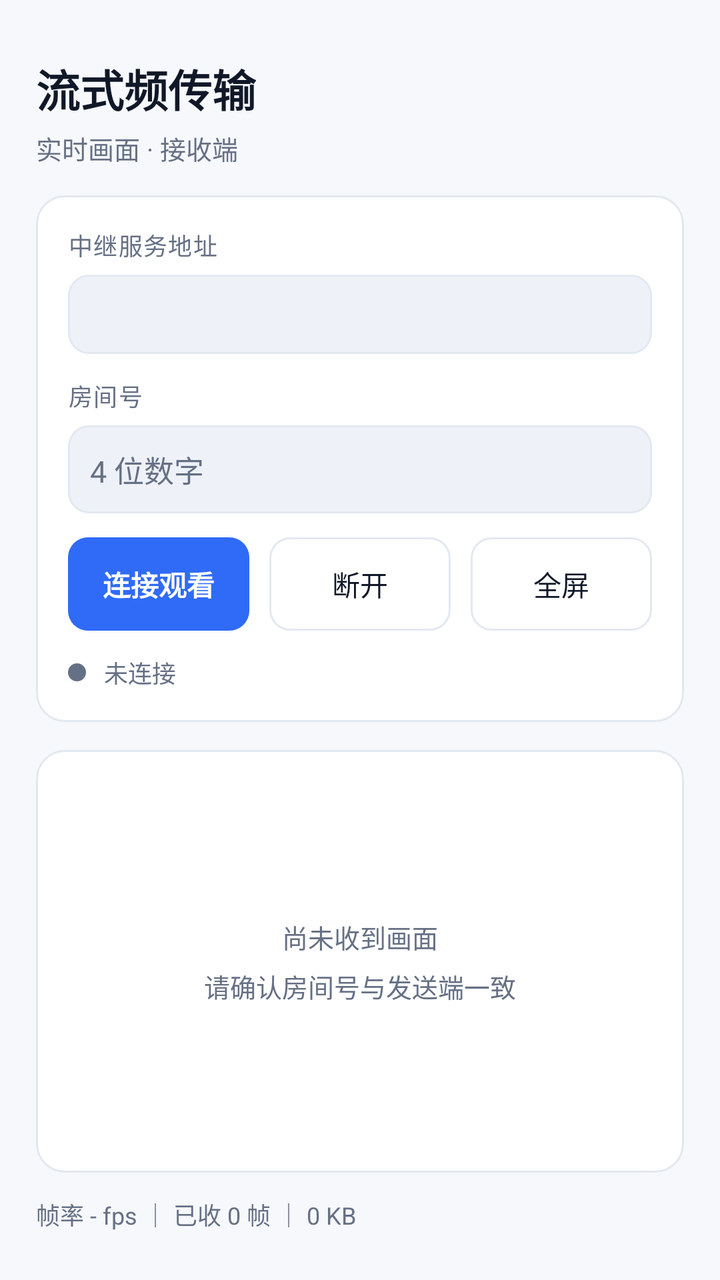
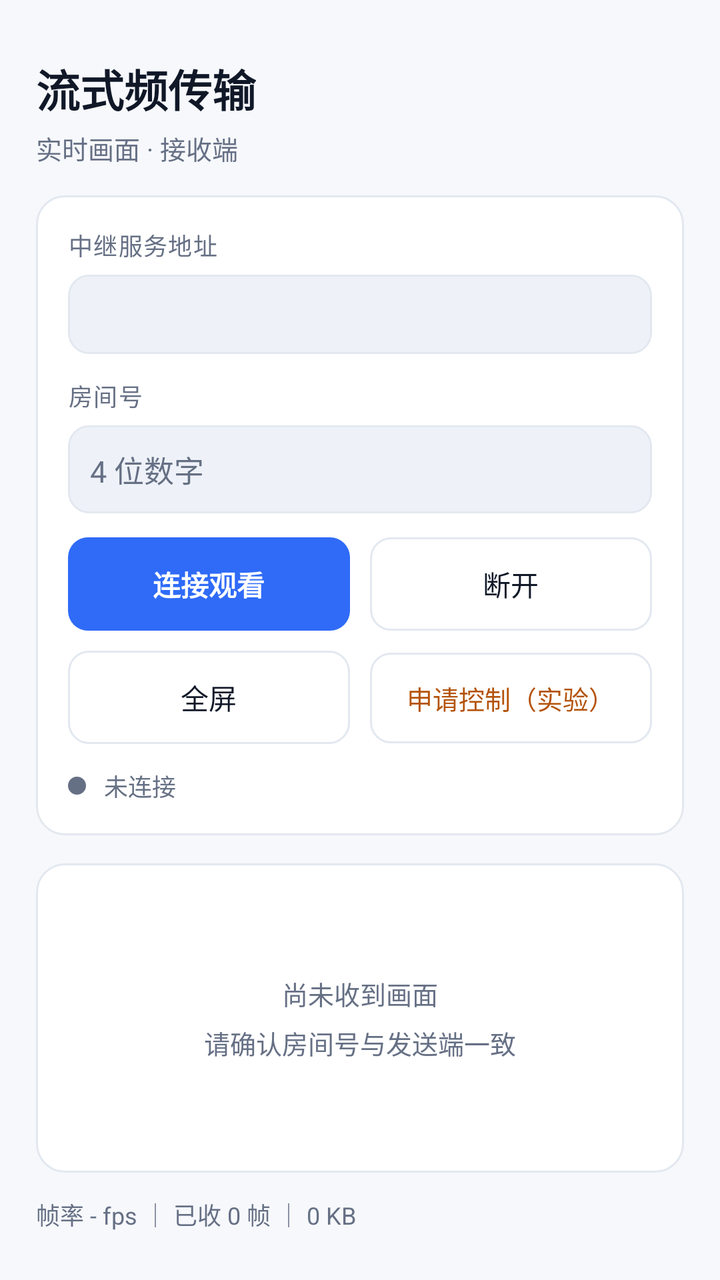

An Android layout rendered at two revisions. The XML below is the earlier revision; the diff shows what the commit changed to produce the second picture.
<!-- AndroidManifest.xml: application theme Theme.StreamCast -->
<!-- res/layout/activity_receiver.xml -->
<?xml version="1.0" encoding="utf-8"?>
<FrameLayout xmlns:android="http://schemas.android.com/apk/res/android"
    android:layout_width="match_parent"
    android:layout_height="match_parent"
    android:background="@color/bg">

    <LinearLayout
        android:id="@+id/contentRoot"
        android:layout_width="match_parent"
        android:layout_height="match_parent"
        android:orientation="vertical"
        android:padding="18dp">

        
        <LinearLayout
            android:id="@+id/headerBlock"
            android:layout_width="match_parent"
            android:layout_height="wrap_content"
            android:orientation="vertical">

            <TextView
                android:layout_width="wrap_content"
                android:layout_height="wrap_content"
                android:layout_marginTop="10dp"
                android:text="@string/app_name"
                android:textColor="@color/text"
                android:textSize="22sp"
                android:textStyle="bold" />

            <TextView
                android:layout_width="wrap_content"
                android:layout_height="wrap_content"
                android:layout_marginTop="4dp"
                android:layout_marginBottom="14dp"
                android:text="实时画面 · 接收端"
                android:textColor="@color/muted"
                android:textSize="13sp" />
        </LinearLayout>

        
        <LinearLayout
            android:id="@+id/configCard"
            android:layout_width="match_parent"
            android:layout_height="wrap_content"
            android:background="@drawable/bg_card"
            android:orientation="vertical"
            android:padding="16dp">

            <TextView
                style="@style/Label"
                android:layout_width="wrap_content"
                android:layout_height="wrap_content"
                android:text="@string/label_server" />

            <EditText
                android:id="@+id/etServer"
                android:layout_width="match_parent"
                android:layout_height="wrap_content"
                android:layout_marginTop="6dp"
                android:background="@drawable/bg_input"
                android:inputType="textUri"
                android:maxLines="1"
                android:padding="11dp"
                android:textColor="@color/text"
                android:textSize="13sp" />

            <TextView
                style="@style/Label"
                android:layout_width="wrap_content"
                android:layout_height="wrap_content"
                android:layout_marginTop="12dp"
                android:text="@string/label_room" />

            <EditText
                android:id="@+id/etRoom"
                android:layout_width="match_parent"
                android:layout_height="wrap_content"
                android:layout_marginTop="6dp"
                android:background="@drawable/bg_input"
                android:hint="@string/room_hint"
                android:inputType="number"
                android:maxLength="12"
                android:maxLines="1"
                android:padding="11dp"
                android:textColor="@color/text"
                android:textSize="15sp" />

            <LinearLayout
                android:layout_width="match_parent"
                android:layout_height="wrap_content"
                android:layout_marginTop="12dp"
                android:orientation="horizontal">

                <TextView
                    android:id="@+id/btnConnect"
                    android:layout_width="0dp"
                    android:layout_height="wrap_content"
                    android:layout_weight="1"
                    android:background="@drawable/btn_primary"
                    android:gravity="center"
                    android:padding="13dp"
                    android:text="连接观看"
                    android:textColor="@color/white"
                    android:textSize="14sp"
                    android:textStyle="bold" />

                <TextView
                    android:id="@+id/btnDisconnect"
                    android:layout_width="0dp"
                    android:layout_height="wrap_content"
                    android:layout_marginStart="10dp"
                    android:layout_weight="1"
                    android:background="@drawable/btn_ghost"
                    android:gravity="center"
                    android:padding="13dp"
                    android:text="断开"
                    android:textColor="@color/text"
                    android:textSize="14sp" />

                <TextView
                    android:id="@+id/btnFullscreen"
                    android:layout_width="0dp"
                    android:layout_height="wrap_content"
                    android:layout_marginStart="10dp"
                    android:layout_weight="1"
                    android:background="@drawable/btn_ghost"
                    android:gravity="center"
                    android:padding="13dp"
                    android:text="全屏"
                    android:textColor="@color/text"
                    android:textSize="14sp" />
            </LinearLayout>

            <LinearLayout
                android:layout_width="match_parent"
                android:layout_height="wrap_content"
                android:layout_marginTop="12dp"
                android:gravity="center_vertical"
                android:orientation="horizontal">

                <View
                    android:id="@+id/dotStatus"
                    android:layout_width="9dp"
                    android:layout_height="9dp"
                    android:background="@drawable/dot" />

                <TextView
                    android:id="@+id/tvStatus"
                    android:layout_width="0dp"
                    android:layout_height="wrap_content"
                    android:layout_marginStart="9dp"
                    android:layout_weight="1"
                    android:text="未连接"
                    android:textColor="@color/muted"
                    android:textSize="12sp" />
            </LinearLayout>
        </LinearLayout>

        
        <FrameLayout
            android:id="@+id/videoHolder"
            android:layout_width="match_parent"
            android:layout_height="0dp"
            android:layout_marginTop="14dp"
            android:layout_weight="1"
            android:background="@drawable/bg_card"
            android:clipChildren="true">

            
            <TextureView
                android:id="@+id/textureView"
                android:layout_width="match_parent"
                android:layout_height="match_parent"
                android:layout_gravity="center"
                android:visibility="gone" />

            
            <ImageView
                android:id="@+id/ivFrame"
                android:layout_width="match_parent"
                android:layout_height="match_parent"
                android:layout_margin="8dp"
                android:contentDescription="live frame"
                android:scaleType="fitCenter"
                android:visibility="gone" />

            <TextView
                android:id="@+id/tvPlaceholder"
                android:layout_width="wrap_content"
                android:layout_height="wrap_content"
                android:layout_gravity="center"
                android:gravity="center"
                android:lineSpacingExtra="6dp"
                android:text="尚未收到画面\n请确认房间号与发送端一致"
                android:textColor="@color/muted"
                android:textSize="13sp" />

            <TextView
                android:id="@+id/tvFullStats"
                android:layout_width="wrap_content"
                android:layout_height="wrap_content"
                android:layout_gravity="bottom|center_horizontal"
                android:layout_marginBottom="22dp"
                android:background="@drawable/bg_floating"
                android:paddingStart="14dp"
                android:paddingTop="7dp"
                android:paddingEnd="14dp"
                android:paddingBottom="7dp"
                android:text=""
                android:textColor="@color/muted"
                android:textSize="11sp"
                android:visibility="gone" />
        </FrameLayout>

        <TextView
            android:id="@+id/tvStats"
            android:layout_width="match_parent"
            android:layout_height="wrap_content"
            android:layout_marginTop="12dp"
            android:layout_marginBottom="6dp"
            android:text="帧率 - fps ｜ 已收 0 帧 ｜ 0 KB"
            android:textColor="@color/muted"
            android:textSize="12sp" />
    </LinearLayout>
</FrameLayout>
<!-- resources referenced by this layout -->
<resources>
  <color name="bg">#FFF6F8FB</color>
  <color name="muted">#FF667085</color>
  <color name="text">#FF101828</color>
  <color name="white">#FFFFFFFF</color>
  <!-- drawable bg_card (drawable) -->
  <?xml version="1.0" encoding="utf-8"?>
  <shape xmlns:android="http://schemas.android.com/apk/res/android" android:shape="rectangle">
      <solid android:color="@color/surface" />
      <stroke android:width="1dp" android:color="@color/line" />
      <corners android:radius="14dp" />
  </shape>
  <!-- drawable bg_floating (drawable) -->
  <?xml version="1.0" encoding="utf-8"?>
  <shape xmlns:android="http://schemas.android.com/apk/res/android" android:shape="rectangle">
      <solid android:color="#F21A2130" />
      <stroke android:width="1dp" android:color="@color/line" />
      <corners android:radius="22dp" />
  </shape>
  <!-- drawable bg_input (drawable) -->
  <?xml version="1.0" encoding="utf-8"?>
  <shape xmlns:android="http://schemas.android.com/apk/res/android" android:shape="rectangle">
      <solid android:color="@color/surface_alt" />
      <stroke android:width="1dp" android:color="@color/line" />
      <corners android:radius="10dp" />
  </shape>
  <!-- drawable btn_ghost (drawable) -->
  <?xml version="1.0" encoding="utf-8"?>
  <ripple xmlns:android="http://schemas.android.com/apk/res/android" android:color="#30FFFFFF">
      <item>
          <shape android:shape="rectangle">
              <solid android:color="@android:color/transparent" />
              <stroke android:width="1dp" android:color="@color/line" />
              <corners android:radius="10dp" />
          </shape>
      </item>
  </ripple>
  <!-- drawable btn_primary (drawable) -->
  <?xml version="1.0" encoding="utf-8"?>
  <ripple xmlns:android="http://schemas.android.com/apk/res/android" android:color="#40FFFFFF">
      <item>
          <shape android:shape="rectangle">
              <solid android:color="@color/accent" />
              <corners android:radius="10dp" />
          </shape>
      </item>
  </ripple>
  <!-- drawable dot (drawable) -->
  <?xml version="1.0" encoding="utf-8"?>
  <shape xmlns:android="http://schemas.android.com/apk/res/android" android:shape="oval">
      <solid android:color="@color/muted" />
      <size android:width="9dp" android:height="9dp" />
  </shape>
  <string name="app_name">流式频传输</string>
  <string name="label_room">房间号</string>
  <string name="label_server">中继服务地址</string>
  <string name="room_hint">4 位数字</string>
  <style name="Label">
          <item name="android:textColor">@color/muted</item>
          <item name="android:textSize">12sp</item>
          <item name="android:letterSpacing">0.04</item>
      </style>
  <color name="surface">#FFFFFFFF</color>
  <color name="line">#FFE3E8F0</color>
  <color name="surface_alt">#FFEEF2F8</color>
  <color name="accent">#FF2F6BF7</color>
  <!-- unchanged entries left out for length: 1 -->
</resources>

<!-- the commit's change to res/layout/activity_receiver.xml (unified diff, before → after) -->
@@ -116,12 +116,19 @@
                     android:text="断开"
                     android:textColor="@color/text"
                     android:textSize="14sp" />
+            </LinearLayout>
+
+            <LinearLayout
+                android:layout_width="match_parent"
+                android:layout_height="wrap_content"
+                android:layout_marginTop="10dp"
+                android:orientation="horizontal">
 
                 <TextView
                     android:id="@+id/btnFullscreen"
                     android:layout_width="0dp"
                     android:layout_height="wrap_content"
-                    android:layout_marginStart="10dp"
+                    android:layout_marginStart="0dp"
                     android:layout_weight="1"
                     android:background="@drawable/btn_ghost"
                     android:gravity="center"
@@ -129,6 +136,19 @@
                     android:text="全屏"
                     android:textColor="@color/text"
                     android:textSize="14sp" />
+
+                <TextView
+                    android:id="@+id/btnCtrl"
+                    android:layout_width="0dp"
+                    android:layout_height="wrap_content"
+                    android:layout_marginStart="10dp"
+                    android:layout_weight="1"
+                    android:background="@drawable/btn_ghost"
+                    android:gravity="center"
+                    android:padding="13dp"
+                    android:text="申请控制（实验）"
+                    android:textColor="@color/warn"
+                    android:textSize="13sp" />
             </LinearLayout>
 
             <LinearLayout
@@ -210,6 +230,79 @@
                 android:textColor="@color/muted"
                 android:textSize="11sp"
                 android:visibility="gone" />
+
+            
+            <LinearLayout
+                android:id="@+id/ctrlBar"
+                android:layout_width="wrap_content"
+                android:layout_height="wrap_content"
+                android:layout_gravity="bottom|center_horizontal"
+                android:layout_marginBottom="16dp"
+                android:background="@drawable/bg_floating"
+                android:gravity="center_vertical"
+                android:orientation="horizontal"
+                android:paddingStart="8dp"
+                android:paddingTop="7dp"
+                android:paddingEnd="8dp"
+                android:paddingBottom="7dp"
+                android:visibility="gone">
+
+                <TextView
+                    android:id="@+id/btnKeyBack"
+                    android:layout_width="wrap_content"
+                    android:layout_height="wrap_content"
+                    android:background="@drawable/bg_chip"
+                    android:paddingStart="14dp"
+                    android:paddingTop="8dp"
+                    android:paddingEnd="14dp"
+                    android:paddingBottom="8dp"
+                    android:text="返回"
+                    android:textColor="@color/text"
+                    android:textSize="12sp" />
+
+                <TextView
+                    android:id="@+id/btnKeyHome"
+                    android:layout_width="wrap_content"
+                    android:layout_height="wrap_content"
+                    android:layout_marginStart="6dp"
+                    android:background="@drawable/bg_chip"
+                    android:paddingStart="14dp"
+                    android:paddingTop="8dp"
+                    android:paddingEnd="14dp"
+                    android:paddingBottom="8dp"
+                    android:text="主页"
+                    android:textColor="@color/text"
+                    android:textSize="12sp" />
+
+                <TextView
+                    android:id="@+id/btnKeyRecents"
+                    android:layout_width="wrap_content"
+                    android:layout_height="wrap_content"
+                    android:layout_marginStart="6dp"
+                    android:background="@drawable/bg_chip"
+                    android:paddingStart="14dp"
+                    android:paddingTop="8dp"
+                    android:paddingEnd="14dp"
+                    android:paddingBottom="8dp"
+                    android:text="最近"
+                    android:textColor="@color/text"
+                    android:textSize="12sp" />
+
+                <TextView
+                    android:id="@+id/btnCtrlExit"
+                    android:layout_width="wrap_content"
+                    android:layout_height="wrap_content"
+                    android:layout_marginStart="8dp"
+                    android:background="@drawable/btn_danger"
+                    android:paddingStart="14dp"
+                    android:paddingTop="8dp"
+                    android:paddingEnd="14dp"
+                    android:paddingBottom="8dp"
+                    android:text="退出控制"
+                    android:textColor="@color/white"
+                    android:textSize="12sp"
+                    android:textStyle="bold" />
+            </LinearLayout>
         </FrameLayout>
 
         <TextView
<!-- resource entries referenced after the edit -->
@@ -3,6 +3,7 @@
   <color name="bg">#FFF6F8FB</color>
   <color name="muted">#FF667085</color>
   <color name="text">#FF101828</color>
+  <color name="warn">#FFB45309</color>
   <color name="white">#FFFFFFFF</color>
   <!-- drawable bg_card (drawable) -->
   <?xml version="1.0" encoding="utf-8"?>
@@ -11,6 +12,17 @@
       <stroke android:width="1dp" android:color="@color/line" />
       <corners android:radius="14dp" />
   </shape>
+  <!-- drawable bg_chip (drawable) -->
+  <?xml version="1.0" encoding="utf-8"?>
+  <ripple xmlns:android="http://schemas.android.com/apk/res/android" android:color="#30FFFFFF">
+      <item>
+          <shape android:shape="rectangle">
+              <solid android:color="@color/surface_alt" />
+              <stroke android:width="1dp" android:color="@color/line" />
+              <corners android:radius="9dp" />
+          </shape>
+      </item>
+  </ripple>
   <!-- drawable bg_floating (drawable) -->
   <?xml version="1.0" encoding="utf-8"?>
   <shape xmlns:android="http://schemas.android.com/apk/res/android" android:shape="rectangle">
@@ -25,6 +37,16 @@
       <stroke android:width="1dp" android:color="@color/line" />
       <corners android:radius="10dp" />
   </shape>
+  <!-- drawable btn_danger (drawable) -->
+  <?xml version="1.0" encoding="utf-8"?>
+  <ripple xmlns:android="http://schemas.android.com/apk/res/android" android:color="#40FFFFFF">
+      <item>
+          <shape android:shape="rectangle">
+              <solid android:color="@color/err" />
+              <corners android:radius="10dp" />
+          </shape>
+      </item>
+  </ripple>
   <!-- drawable btn_ghost (drawable) -->
   <?xml version="1.0" encoding="utf-8"?>
   <ripple xmlns:android="http://schemas.android.com/apk/res/android" android:color="#30FFFFFF">
@@ -64,6 +86,7 @@
   <color name="surface">#FFFFFFFF</color>
   <color name="line">#FFE3E8F0</color>
   <color name="surface_alt">#FFEEF2F8</color>
+  <color name="err">#FFD92D20</color>
   <color name="accent">#FF2F6BF7</color>
   <!-- unchanged entries left out for length: 1 -->
 </resources>
